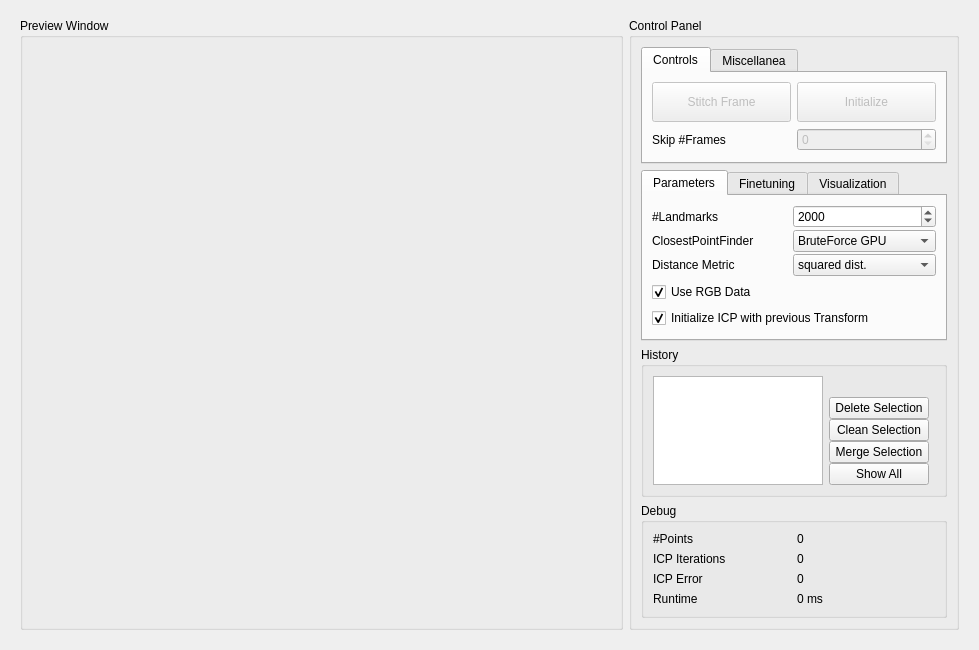
Qt form master/seminar/StitchingWidget.ui (anygo/uniprojectsdn) before a commit.
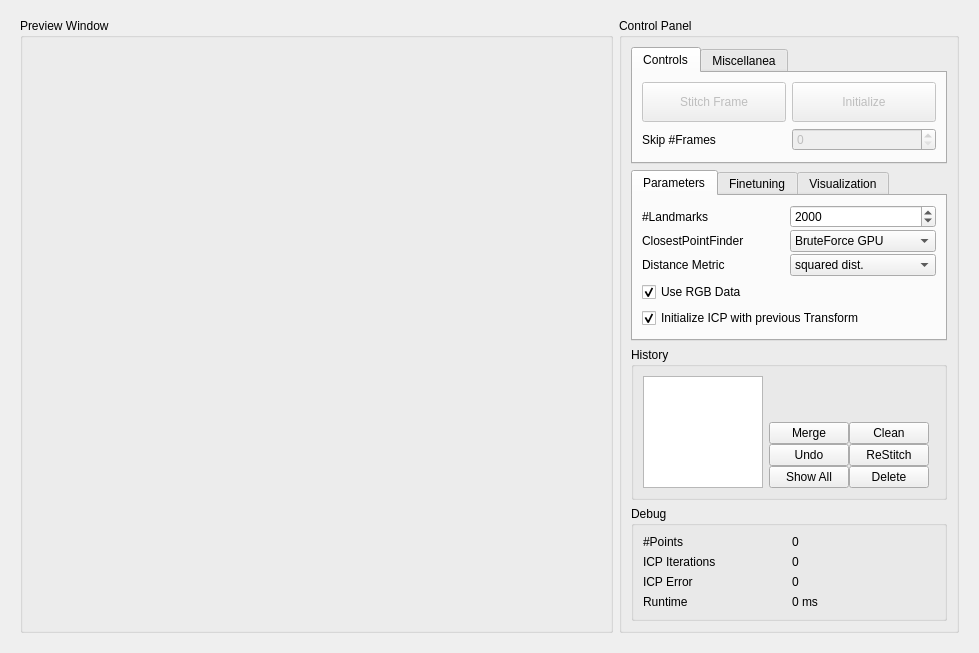
The same form after that commit. Custom widgets are drawn as their Qt base class.

Commit message: += history undo, etc

What changed in the file:
```diff
--- a/master/seminar/StitchingWidget.ui
+++ b/master/seminar/StitchingWidget.ui
@@ -7,7 +7,7 @@
     <x>0</x>
     <y>0</y>
     <width>979</width>
-    <height>650</height>
+    <height>653</height>
    </rect>
   </property>
   <property name="windowTitle">
@@ -55,7 +55,7 @@
        <widget class="QGroupBox" name="groupBox_2">
         <property name="minimumSize">
          <size>
-          <width>330</width>
+          <width>340</width>
           <height>0</height>
          </size>
         </property>
@@ -600,6 +600,12 @@
            <layout class="QGridLayout" name="gridLayout_8">
             <item row="0" column="0">
              <widget class="QListWidget" name="m_ListWidgetHistory">
+              <property name="minimumSize">
+               <size>
+                <width>0</width>
+                <height>0</height>
+               </size>
+              </property>
               <property name="dragEnabled">
                <bool>false</bool>
               </property>
@@ -645,54 +651,80 @@
              </widget>
             </item>
             <item row="0" column="1">
-             <layout class="QVBoxLayout" name="verticalLayout_6">
+             <layout class="QGridLayout" name="gridLayout_7">
+              <property name="sizeConstraint">
+               <enum>QLayout::SetMinimumSize</enum>
+              </property>
               <property name="spacing">
                <number>0</number>
               </property>
-              <item>
+              <item row="1" column="0">
+               <widget class="QPushButton" name="m_PushButtonHistoryMerge">
+                <property name="text">
+                 <string>Merge</string>
+                </property>
+               </widget>
+              </item>
+              <item row="4" column="0">
+               <widget class="QPushButton" name="m_PushButtonHistoryUndoTransform">
+                <property name="text">
+                 <string>Undo</string>
+                </property>
+               </widget>
+              </item>
+              <item row="6" column="0">
+               <widget class="QPushButton" name="m_PushButtonHistoryShowAll">
+                <property name="minimumSize">
+                 <size>
+                  <width>0</width>
+                  <height>0</height>
+                 </size>
+                </property>
+                <property name="text">
+                 <string>Show All</string>
+                </property>
+               </widget>
+              </item>
+              <item row="4" column="1">
+               <widget class="QPushButton" name="m_PushButtonHistoryStitchSelection">
+                <property name="text">
+                 <string>ReStitch</string>
+                </property>
+               </widget>
+              </item>
+              <item row="6" column="1">
+               <widget class="QPushButton" name="m_PushButtonHistoryDelete">
+                <property name="text">
+                 <string>Delete</string>
+                </property>
+               </widget>
+              </item>
+              <item row="0" column="0">
                <spacer name="verticalSpacer">
                 <property name="orientation">
                  <enum>Qt::Vertical</enum>
                 </property>
+                <property name="sizeType">
+                 <enum>QSizePolicy::Expanding</enum>
+                </property>
                 <property name="sizeHint" stdset="0">
                  <size>
-                  <width>20</width>
+                  <width>1</width>
                   <height>40</height>
                  </size>
                 </property>
                </spacer>
               </item>
-              <item>
-               <widget class="QPushButton" name="m_PushButtonHistoryDelete">
-                <property name="text">
-                 <string>Delete Selection</string>
-                </property>
-               </widget>
-              </item>
-              <item>
+              <item row="1" column="1">
                <widget class="QPushButton" name="m_PushButtonHistoryClean">
-                <property name="text">
-                 <string>Clean Selection</string>
+                <property name="sizePolicy">
+                 <sizepolicy hsizetype="Minimum" vsizetype="Fixed">
+                  <horstretch>0</horstretch>
+                  <verstretch>0</verstretch>
+                 </sizepolicy>
                 </property>
-               </widget>
-              </item>
-              <item>
-               <widget class="QPushButton" name="m_PushButtonHistoryMerge">
                 <property name="text">
-                 <string>Merge Selection</string>
-                </property>
-               </widget>
-              </item>
-              <item>
-               <widget class="QPushButton" name="m_PushButtonHistoryShowAll">
-                <property name="minimumSize">
-                 <size>
-                  <width>100</width>
-                  <height>0</height>
-                 </size>
-                </property>
-                <property name="text">
-                 <string>Show All</string>
+                 <string>Clean</string>
                 </property>
                </widget>
               </item>
```
Left out of the diff: 8 changed lines with no effect on the pictures. The commit also changes 2 other files.
